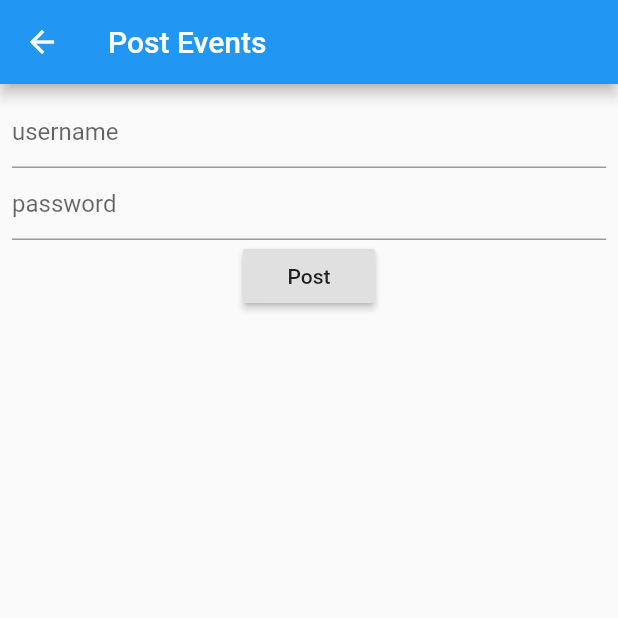
After one commit to WanjiruCate/FlutterWithAPI, a Flutter app: the EventPost screen opened directly, after a tap on "Post", on a phone screen of 412 x 824 dp, the top half of it. The commit adds this screen. Run offline on Flutter 3.47's test engine with Material 2 defaults, Android fonts, the phone set to English and light mode, and no system bars; our stand-ins replace dio, get_it, shared_preferences; accounts and stored records are empty; network calls fail.

Commit message:
Used Dio  to post and get data from API

```diff
--- /dev/null
+++ b/lib/models/event.dart
@@ -0,0 +1,70 @@
+class Events {
+  int id;
+  String eventOwner;
+  String image;
+  String location;
+  String latitude;
+  String longitude;
+  String title;
+  String price;
+  String description1;
+  String venue;
+  int category;
+  String eventdate;
+  int maxTickets;
+  bool status;
+  bool isPaid;
+  String date_to_stop_ticketing;
+  String event_start_date;
+  String event_end_date;
+  String eventStartTime;
+  String eventEndTime;
+
+  Events({
+    this.image,
+    this.location,
+    this.price,
+    this.latitude,
+    this.longitude,
+    this.id,
+    this.eventOwner,
+    this.title,
+    this.description1,
+    this.category,
+    this.venue,
+    this.eventdate,
+    this.status,
+    this.isPaid,
+    this.maxTickets,
+    this.date_to_stop_ticketing,
+    this.event_start_date,
+    this.event_end_date,
+    this.eventEndTime,
+    this.eventStartTime,
+  });
+
+  factory Events.getfromJson(Map<String, dynamic> json) {
+    return new Events(
+      id: json['id'],
+      eventOwner: json['eventOwner'],
+      title: json['title'],
+      description1: json['description1'],
+      category: json['category'],
+      price: json['price'],
+      venue: json['venue'],
+      location: json['location'],
+      latitude: json['latitude'],
+      longitude: json['longitude'],
+      eventdate: json['eventdate'],
+      status: json['status'],
+      image: json['image'],
+      isPaid: json['is_paid'],
+      maxTickets: json['max_tickets'],
+      date_to_stop_ticketing: json['date_to_stop_ticketing'],
+      event_start_date: json['event_start_date'],
+      event_end_date: json['event_end_date'],
+      eventEndTime: json['event_start_time'],
+      eventStartTime: json['event_end_time'],
+    );
+  }
+}
--- /dev/null
+++ b/lib/services/dio_create_token.dart
@@ -0,0 +1,58 @@
+import 'dart:convert';
+
+import 'package:dio/dio.dart';
+import 'package:shared_preferences/shared_preferences.dart';
+import 'package:trial_http/models/user_model.dart';
+
+Future<List<User>> createToken(String name, String password) async {
+  String url = 'http://157.245.163.170:8000/api-token-auth/';
+  Response response;
+  Dio dio = new Dio();
+
+  response = await dio.post(url, data: {
+    'username': name,
+    'password': password,
+  });
+  if (response.statusCode == 200) {
+    print(response);
+    var tokenValue = response.data['token'];
+    // String responseBody = response.data;
+
+    // dynamic decodedJson = jsonDecode(responseBody);
+    //print('Token:' + decodedJson['token']);
+    //var tokenValue = decodedJson['token'];
+
+    SharedPreferences pref = await SharedPreferences.getInstance();
+    pref.setString('token', tokenValue);
+
+    var value = pref.get('token');
+    print('Value of Token : $value');
+
+    return tokenValue;
+  } else {
+    print('Error' + response.data);
+    print('Error in creating token, Status Code: ' +
+        response.statusCode.toString());
+    return null;
+  }
+  // http.Response response = await http.post(
+  //   url,
+  //   headers: <String, String>{
+  //     'Content-Type': 'application/json; charset=UTF-8',
+  //   },
+  //   body: jsonEncode(<String, String>{
+  //     'categoryName': name,
+  //   }),
+  // );
+  // if (response.statusCode == 200) {
+  //   String responseBody = response.body;
+
+  //   dynamic decodedJson = jsonDecode(responseBody);
+
+  //   return decodedJson;
+  // } else {
+  //   print('Error in posting Categories Status Code: ' +
+  //       response.statusCode.toString());
+  //   return null;
+  // }
+}
--- a/lib/views/category_view_dropdown.dart
+++ b/lib/views/category_view_dropdown.dart
@@ -1,7 +1,6 @@
 import 'package:flutter/material.dart';
 import 'package:trial_http/models/category_for_listing.dart';
-import 'package:trial_http/models/company.dart';
-import 'package:trial_http/services/category_service.dart';
+import 'package:trial_http/services/dio_trial.dart';
 
 class CategoryViewDropTwo extends StatefulWidget {
   @override
--- /dev/null
+++ b/lib/views/event_post.dart
@@ -0,0 +1,58 @@
+import 'package:flutter/material.dart';
+import 'package:trial_http/models/user_model.dart';
+import 'package:trial_http/services/dio_create_token.dart';
+import 'package:trial_http/services/dio_login.dart';
+import 'package:trial_http/services/dio_upload.dart';
+
+class EventPost extends StatefulWidget {
+  @override
+  _EventPostState createState() => _EventPostState();
+}
+
+class _EventPostState extends State<EventPost> {
+  Future<List<User>> _futureUser;
+  TextEditingController usernameController = new TextEditingController();
+  TextEditingController passwordController = new TextEditingController();
+  @override
+  Widget build(BuildContext context) {
+    return Scaffold(
+      extendBodyBehindAppBar: true,
+      appBar: AppBar(
+        title: Text('Post Events'),
+      ),
+      body: SafeArea(
+        child: Padding(
+          padding: const EdgeInsets.all(8.0),
+          child: Column(
+            mainAxisAlignment: MainAxisAlignment.start,
+            crossAxisAlignment: CrossAxisAlignment.center,
+            children: <Widget>[
+              TextFormField(
+                controller: usernameController,
+                decoration: InputDecoration(hintText: 'username'),
+              ),
+              TextFormField(
+                controller: passwordController,
+                decoration: InputDecoration(hintText: 'password'),
+              ),
+              RaisedButton(
+                  child: Text('Post'),
+                  onPressed: () {
+                    setState(() {
+                      _futureUser = createToken(
+                        usernameController.text,
+                        passwordController.text,
+                      );
+                      // _futureUser = login(
+                      //   usernameController.text,
+                      //   passwordController.text,
+                      // );
+                    });
+                  }),
+            ],
+          ),
+        ),
+      ),
+    );
+  }
+}
--- a/pubspec.yaml
+++ b/pubspec.yaml
@@ -24,8 +24,10 @@ dependencies:
   # Use with the CupertinoIcons class for iOS style icons.
   cupertino_icons: ^0.1.2
   http: ^0.12.0+4
-  shared_preferences: ^0.5.2+1
+  shared_preferences: ^0.5.7
   get_it: ^4.0.1
+  image_picker: ^0.6.5+2
+  dio: ^3.0.9
 
 dev_dependencies:
   flutter_test:
```
Also changed, not shown: lib/services/dio_login.dart (added, +65 -0 lines), lib/services/dio_trial.dart (added, +28 -0 lines), pubspec.lock.
